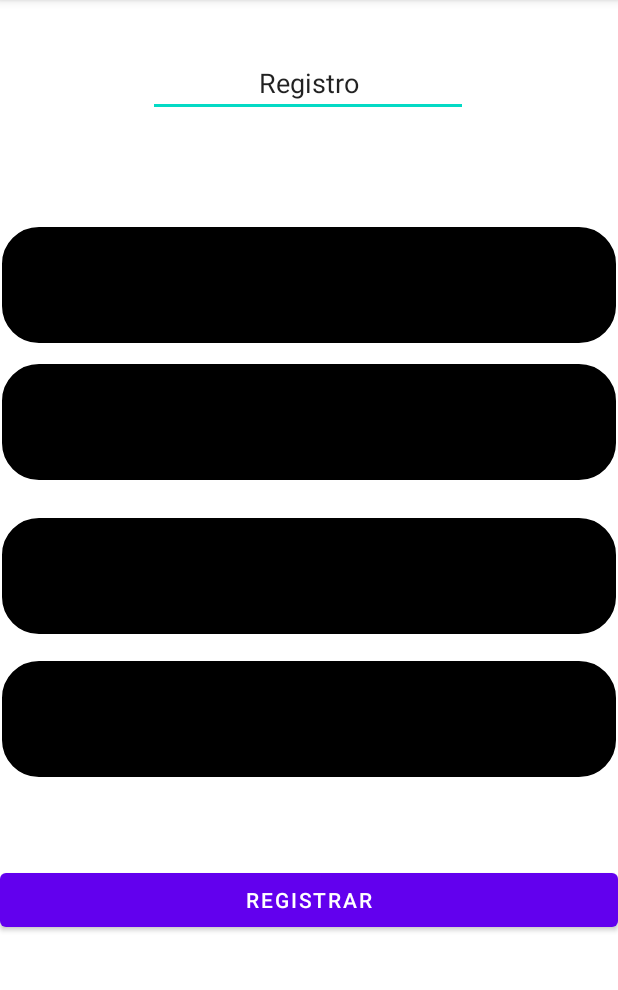
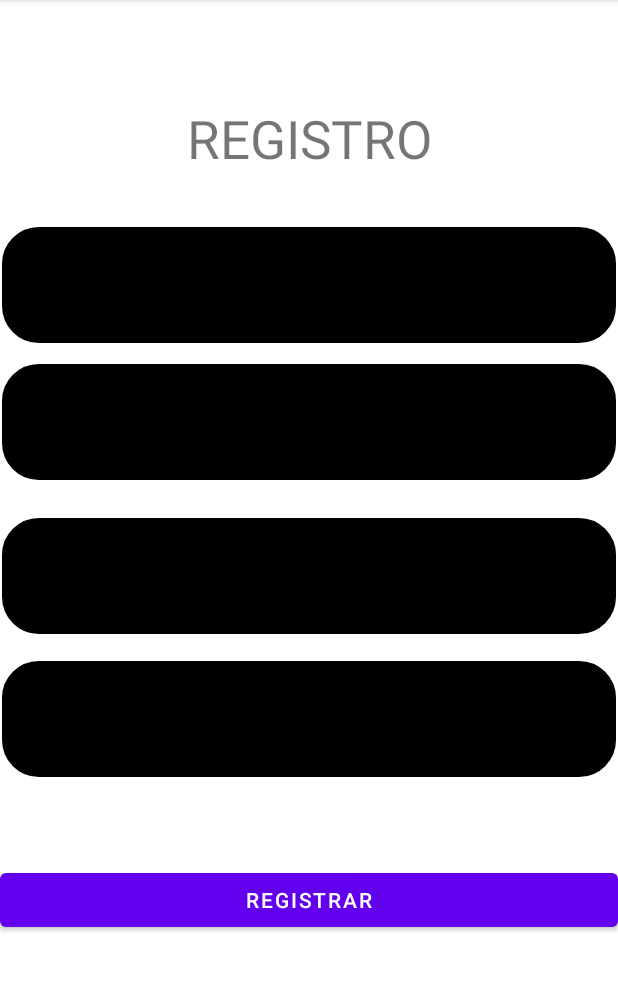
Before and after one commit to Kill3rDev/Proyecto_Final, an Android app: the ActivityRegis screen opened directly, with no data from a screen before it, on a phone screen of 412 x 824 dp, the part 84-1074 px from its top. Run offline under Robolectric (Android 15) with nearby library versions, the phone set to English and light mode, and no system bars.

Commit message:
Se cambiaron titulos que estaban en edittext por textview en todas las ventanas

```diff
--- a/app/src/main/res/layout/activity_regis.xml
+++ b/app/src/main/res/layout/activity_regis.xml
@@ -5,20 +5,6 @@
     android:layout_width="match_parent"
     android:layout_height="match_parent"
     tools:context=".ActivityRegis">
-
-    <EditText
-        android:id="@+id/editTextTextPersonName"
-        android:layout_width="wrap_content"
-        android:layout_height="wrap_content"
-        android:ems="10"
-        android:inputType="textPersonName"
-        android:text="               Registro"
-        app:layout_constraintBottom_toBottomOf="parent"
-        app:layout_constraintEnd_toEndOf="parent"
-        app:layout_constraintHorizontal_bias="0.497"
-        app:layout_constraintStart_toStartOf="parent"
-        app:layout_constraintTop_toTopOf="parent"
-        app:layout_constraintVertical_bias="0.045" />
 
     <EditText
         android:id="@+id/editTextTextEmailAddress"
@@ -95,4 +81,16 @@
         app:layout_constraintTop_toTopOf="parent"
         app:layout_constraintVertical_bias="0.8" />
 
+    <TextView
+        android:id="@+id/textView3"
+        android:layout_width="wrap_content"
+        android:layout_height="wrap_content"
+        android:text="REGISTRO"
+        android:textSize="35dp"
+        app:layout_constraintBottom_toBottomOf="parent"
+        app:layout_constraintEnd_toEndOf="@+id/editTextTextPassword2"
+        app:layout_constraintStart_toStartOf="@+id/editTextTextPassword2"
+        app:layout_constraintTop_toTopOf="parent"
+        app:layout_constraintVertical_bias="0.095" />
+
 </androidx.constraintlayout.widget.ConstraintLayout>
```
Also changed, not shown: app/src/main/res/layout/activity_main.xml (+13 -14 lines), app/src/main/res/layout/activity_menu.xml (+18 -4 lines).
